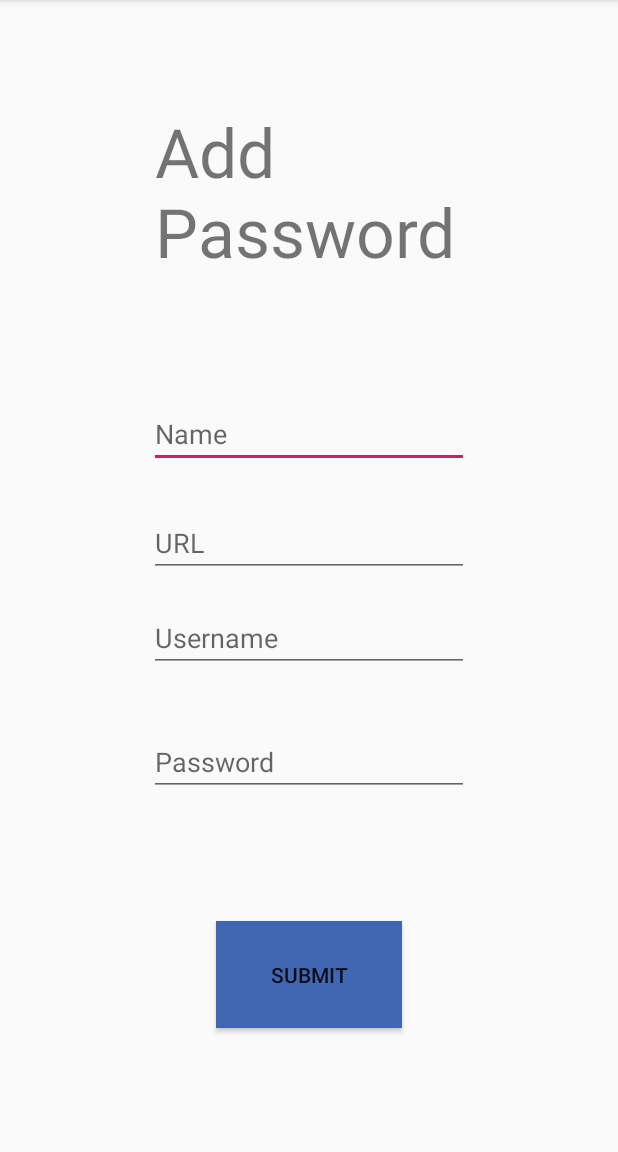
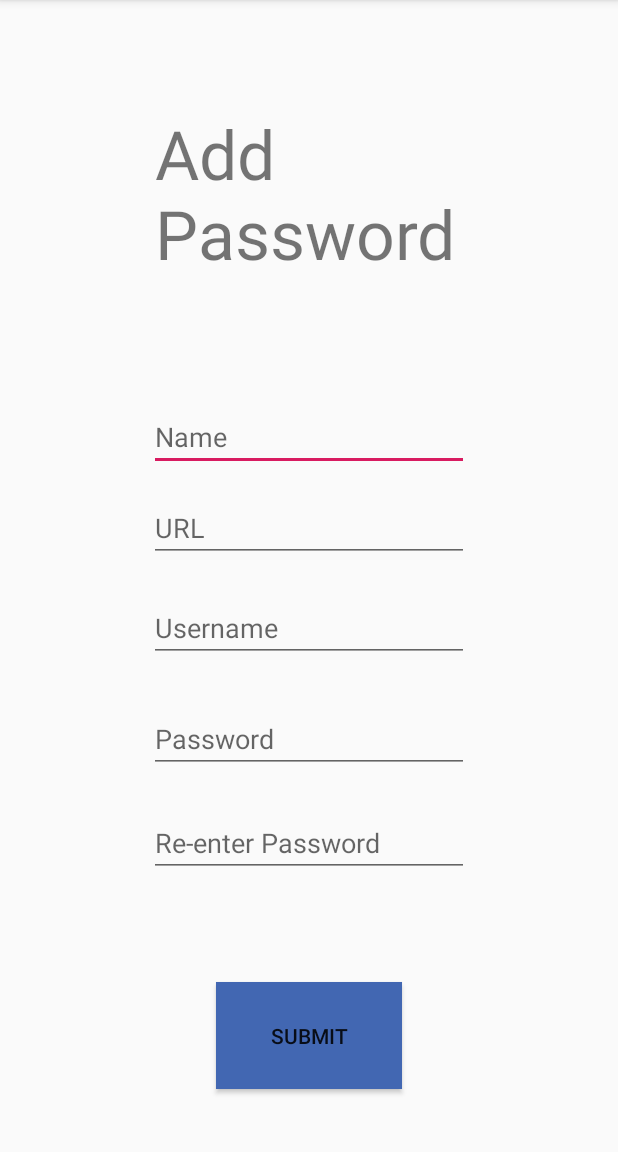
Before and after one commit to jmayo93/SureSecure, an Android app: the home_screen screen opened directly, with no data from a screen before it, after a tap on "+ Add New Password", on a phone screen of 412 x 824 dp, the part 84-1236 px from its top. Run offline under Robolectric (Android 15) with nearby library versions, the phone set to English and light mode, and no system bars.

Commit message:
Made encryption class (needs to be implemented) and displays site password info to user

```diff
--- a/app/src/main/AndroidManifest.xml
+++ b/app/src/main/AndroidManifest.xml
@@ -9,7 +9,8 @@
         android:roundIcon="@mipmap/ic_launcher_round"
         android:supportsRtl="true"
         android:theme="@style/AppTheme">
-        <activity android:name=".add_password"></activity>
+        <activity android:name=".password_info_screen"></activity>
+        <activity android:name=".add_password" />
         <activity android:name=".SettingsScreen" />
         <activity android:name=".success_screen" />
         <activity android:name=".confirm_page" />
--- a/app/src/main/java/com/pm/suresecure/MainActivity.java
+++ b/app/src/main/java/com/pm/suresecure/MainActivity.java
@@ -65,7 +65,7 @@ public class MainActivity extends AppCompatActivity {
                     String email = signin_email.getText().toString();
                     String pass = signin_pass.getText().toString();
                     try {
-                        if (pass.equals(myDb.getValues(email, "PASSWORD")) == false) {
+                        if (pass.equals(myDb.getUserValues(email, "PASSWORD")) == false) {
                             Toast.makeText(MainActivity.this, "Wrong password, \n please try again.", Toast.LENGTH_SHORT).show();
                         } else {
                             //takes user to app home screen
--- a/app/src/main/java/com/pm/suresecure/add_password.java
+++ b/app/src/main/java/com/pm/suresecure/add_password.java
@@ -32,12 +32,13 @@ public class add_password extends AppCompatActivity {
                 EditText addPass_URL = findViewById(R.id.addPass_URL);
                 EditText addPass_UsrName = findViewById(R.id.addPass_UsrName);
                 EditText addPass_password = findViewById(R.id.addPass_password);
+                EditText addPass_password2 = findViewById(R.id.addPass_password2);
 
                 entry_name[0] = addPass_name.getText().toString();
                 web_name[0] = addPass_URL.getText().toString();
                 web_usrName[0] = addPass_UsrName.getText().toString();
                 web_pass[0] = addPass_password.getText().toString();
-               // web_passCheck[0] = addPass_password2.getText().toString();
+                web_passCheck[0] = addPass_password2.getText().toString();
 
                 createAccountInstance();
 
--- a/app/src/main/java/com/pm/suresecure/home_screen.java
+++ b/app/src/main/java/com/pm/suresecure/home_screen.java
@@ -7,6 +7,7 @@ import android.os.Bundle;
 import android.util.Log;
 import android.view.View;
 import android.widget.Button;
+import android.widget.ListView;
 import android.widget.TextView;
 
 import androidx.appcompat.app.AppCompatActivity;
@@ -23,18 +24,6 @@ public class home_screen extends AppCompatActivity{
     ArrayList<String> mNames = new ArrayList<String>();
     @Override
     protected void onCreate(Bundle savedInstanceState) {
-        /**mNames.add("Petunia");
-        mNames.add("Cauliflower");
-        mNames.add("horticulture");
-        mNames.add("Petunia");
-        mNames.add("Cauliflower");
-        mNames.add("horticulture");
-        mNames.add("Petunia");
-        mNames.add("Cauliflower");
-        mNames.add("horticulture");
-        mNames.add("Petunia");
-        mNames.add("Cauliflower");
-        mNames.add("horticulture");**/
         db = new Database(this);
         super.onCreate(savedInstanceState);
         setContentView(R.layout.home_screen);
@@ -62,7 +51,6 @@ public class home_screen extends AppCompatActivity{
     }
     private void initRecyclerView(){
         mNames.addAll(db.returnList());
-        Log.d(TAG, "initRecyclerView: init recyclerview");
         RecyclerView recyclerView = findViewById(R.id.accounts_recyclerView);
         RecyclerViewAdapter adapter = new RecyclerViewAdapter(mNames, this);
         recyclerView.setAdapter(adapter);
--- a/app/src/main/res/layout/activity_add_password.xml
+++ b/app/src/main/res/layout/activity_add_password.xml
@@ -17,7 +17,7 @@
         app:layout_constraintEnd_toEndOf="parent"
         app:layout_constraintStart_toStartOf="parent"
         app:layout_constraintTop_toTopOf="parent"
-        app:layout_constraintVertical_bias="0.908" />
+        app:layout_constraintVertical_bias="0.945" />
 
     <EditText
         android:id="@+id/addPass_URL"
@@ -30,7 +30,7 @@
         app:layout_constraintEnd_toEndOf="parent"
         app:layout_constraintStart_toStartOf="parent"
         app:layout_constraintTop_toTopOf="parent"
-        app:layout_constraintVertical_bias="0.95" />
+        app:layout_constraintVertical_bias="0.94" />
 
     <EditText
         android:id="@+id/addPass_UsrName"
@@ -43,7 +43,7 @@
         app:layout_constraintEnd_toEndOf="parent"
         app:layout_constraintStart_toStartOf="parent"
         app:layout_constraintTop_toTopOf="parent"
-        app:layout_constraintVertical_bias="0.557" />
+        app:layout_constraintVertical_bias="0.548" />
 
     <EditText
         android:id="@+id/addPass_password"
@@ -56,7 +56,7 @@
         app:layout_constraintEnd_toEndOf="parent"
         app:layout_constraintStart_toStartOf="parent"
         app:layout_constraintTop_toTopOf="parent"
-        app:layout_constraintVertical_bias="0.672" />
+        app:layout_constraintVertical_bias="0.65" />
 
     <TextView
         android:id="@+id/textView"
@@ -78,5 +78,20 @@
         app:layout_constraintBottom_toBottomOf="parent"
         app:layout_constraintEnd_toEndOf="parent"
         app:layout_constraintStart_toStartOf="parent"
-        app:layout_constraintTop_toBottomOf="@+id/addPass_password" />
+        app:layout_constraintTop_toBottomOf="@+id/addPass_password"
+        app:layout_constraintVertical_bias="0.768" />
+
+    <EditText
+        android:id="@+id/addPass_password2"
+        android:layout_width="wrap_content"
+        android:layout_height="wrap_content"
+        android:ems="10"
+        android:hint="Re-enter Password"
+        android:inputType="textPassword"
+        app:layout_constraintBottom_toTopOf="@+id/addPass_submit_Btn"
+        app:layout_constraintEnd_toEndOf="parent"
+        app:layout_constraintStart_toStartOf="parent"
+        app:layout_constraintTop_toBottomOf="@+id/addPass_password"
+        app:layout_constraintVertical_bias="0.254" />
+
 </androidx.constraintlayout.widget.ConstraintLayout>
```
Also changed, not shown: app/src/main/java/com/pm/suresecure/Database.java (+16 -1 lines), app/src/main/java/com/pm/suresecure/RecyclerViewAdapter.java (+7 -1 lines), app/src/main/java/com/pm/suresecure/encryption.java (added, +57 -0 lines), app/src/main/java/com/pm/suresecure/password_info_screen.java (added, +30 -0 lines), app/src/main/res/layout/activity_password_info_screen.xml (added, +43 -0 lines), app/src/main/res/layout/home_screen.xml (+12 -6 lines).
